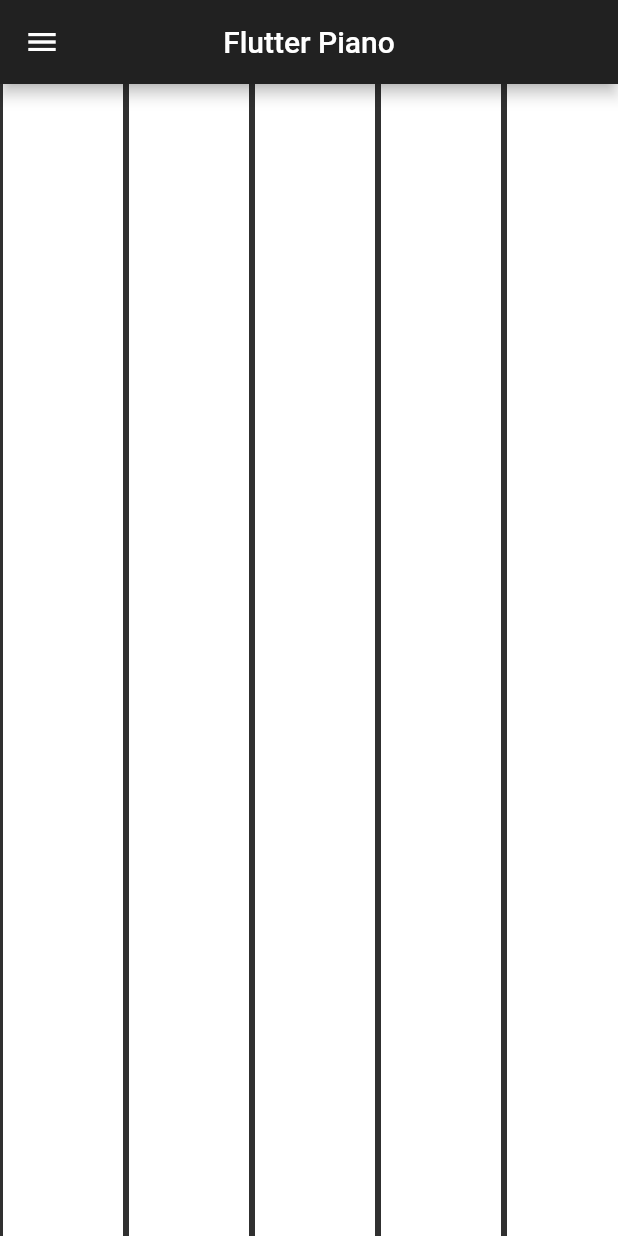
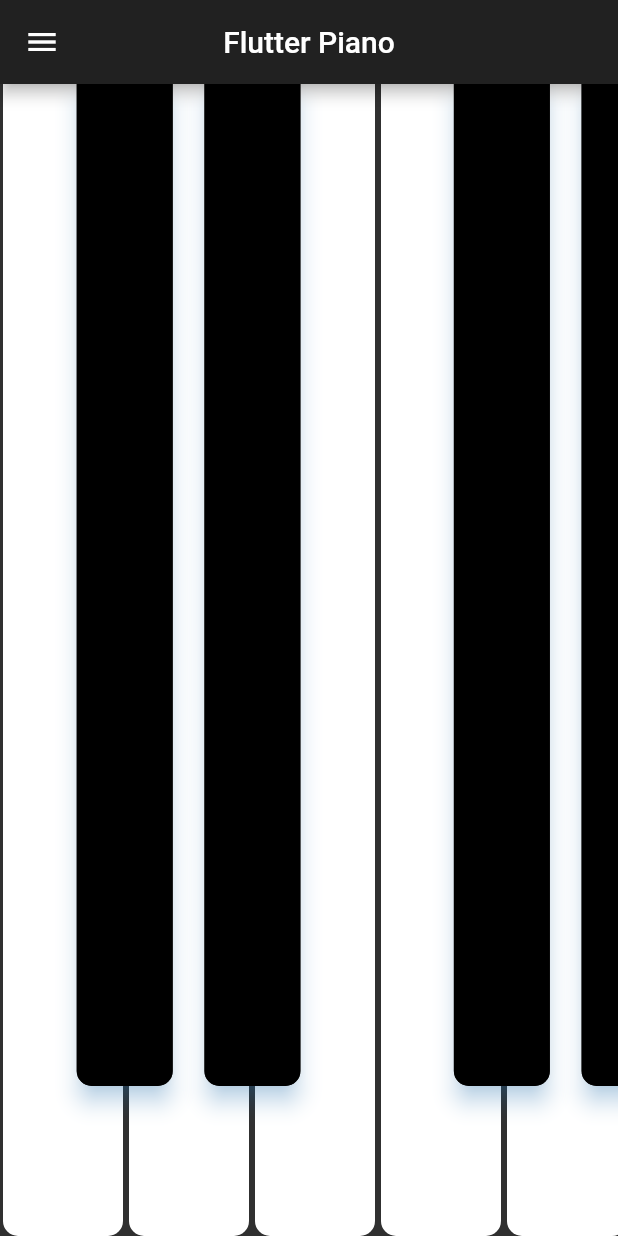
Before and after one commit to dikadk/Flutter-Piano, a Flutter app: the screen it shows after launch, on a phone screen of 412 x 824 dp. Run offline on Flutter 3.47's test engine with Material 2 defaults, Android fonts, the phone set to English and light mode, and no system bars; missing offline and left inert: flutter_midi, tonic; statements that could not run were skipped.

```diff
--- a/lib/main.dart
+++ b/lib/main.dart
@@ -1,6 +1,7 @@
 import 'package:flutter/material.dart';
 import 'package:flutter/services.dart';
 import 'package:flutter_midi/flutter_midi.dart';
+import 'package:tonic/tonic.dart';
 
 void main() => runApp(MyApp());
 
@@ -68,23 +69,53 @@ class MyAppState extends State<MyApp> {
     );
   }
 
-  Widget _buildKey(int midi, bool accidental) {
+  Widget _buildKey(int midiNote, bool accidental) {
+    final pitchName = Pitch.fromMidiNumber(midiNote).toString();
+    final pianoKey = Stack(
+      children: <Widget>[
+        Semantics(
+            button: true,
+            hint: pitchName,
+            child: Material(
+                borderRadius: borderRadius,
+                color: accidental ? Colors.black : Colors.white,
+                child: InkWell(
+                  borderRadius: borderRadius,
+                  highlightColor: Colors.grey,
+                  onTap: () {},
+                  onTapDown: (_) => FlutterMidi.playMidiNote(midi: midiNote),
+                ))),
+        Positioned(
+          left: 0.0,
+          right: 0.0,
+          bottom: 20.0,
+          child: _showLabels
+              ? FlatButton(
+                  onPressed: () => FlutterMidi.playMidiNote(midi: midiNote),
+                  child: Text(pitchName,
+                      textAlign: TextAlign.center,
+                      style: TextStyle(
+                          color: !accidental ? Colors.black : Colors.white)))
+              : Container(),
+        )
+      ],
+    );
     if (accidental) {
       return Container(
         width: keyWidth,
-        color: Colors.black,
         margin: EdgeInsets.symmetric(horizontal: 2.0),
         padding: EdgeInsets.symmetric(horizontal: keyWidth * .1),
         child: Material(
           elevation: 6.0,
           borderRadius: borderRadius,
           shadowColor: Color(0x802196F3),
+          child: pianoKey,
         ),
       );
     }
     return Container(
       width: keyWidth,
-      color: Colors.white,
+      child: pianoKey,
       margin: EdgeInsets.symmetric(horizontal: 2.0),
     );
   }
```
